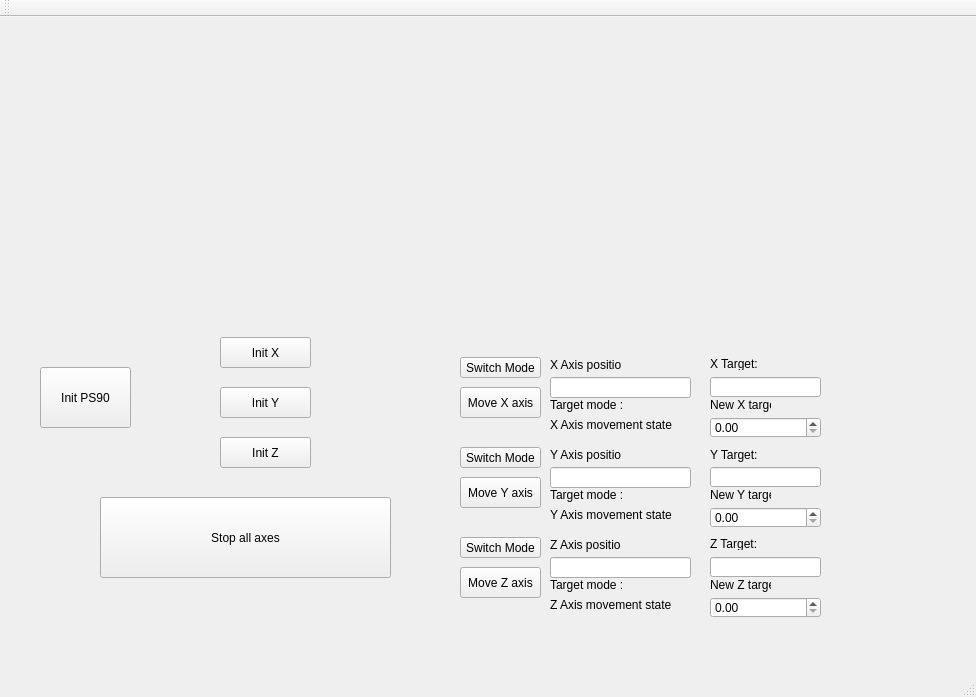
First picture: the form in owis_controller.ui, repository gitHleon/OWIS_controller_V0, before the edit.
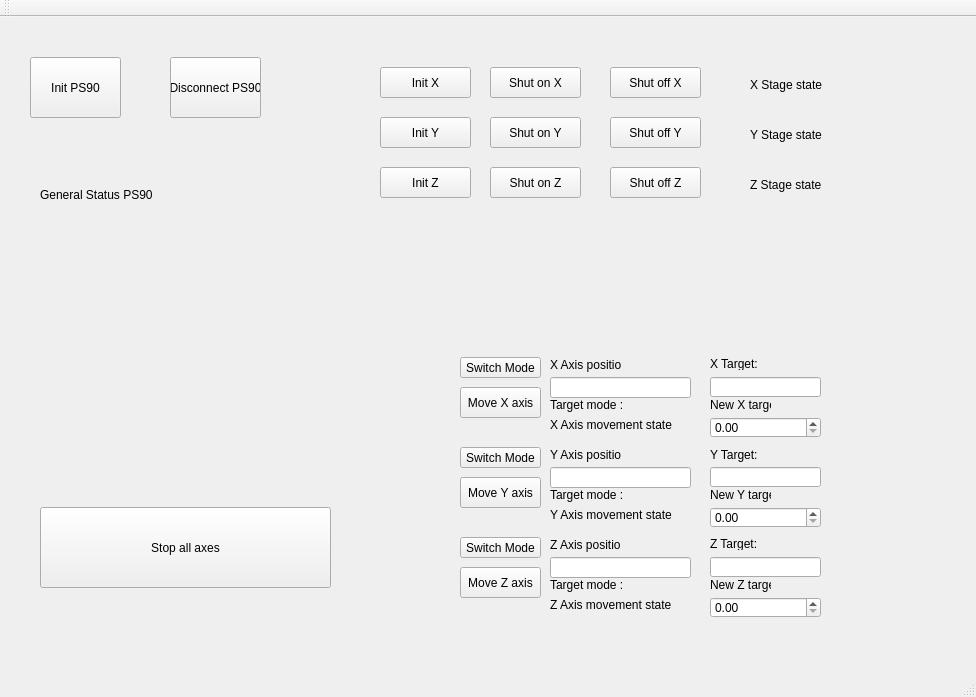
Second picture: the form after the edit.

The edit to the form file:
```diff
--- a/owis_controller.ui
+++ b/owis_controller.ui
@@ -43,8 +43,8 @@
    <widget class="QPushButton" name="InitPS90Button">
     <property name="geometry">
      <rect>
-      <x>40</x>
-      <y>350</y>
+      <x>30</x>
+      <y>40</y>
       <width>91</width>
       <height>61</height>
      </rect>
@@ -271,8 +271,8 @@
    <widget class="QPushButton" name="stopButton">
     <property name="geometry">
      <rect>
-      <x>100</x>
-      <y>480</y>
+      <x>40</x>
+      <y>490</y>
       <width>291</width>
       <height>81</height>
      </rect>
@@ -424,8 +424,8 @@
    <widget class="QPushButton" name="Init_X_stage">
     <property name="geometry">
      <rect>
-      <x>220</x>
-      <y>320</y>
+      <x>380</x>
+      <y>50</y>
       <width>91</width>
       <height>31</height>
      </rect>
@@ -437,8 +437,8 @@
    <widget class="QPushButton" name="Init_Y_stage">
     <property name="geometry">
      <rect>
-      <x>220</x>
-      <y>370</y>
+      <x>380</x>
+      <y>100</y>
       <width>91</width>
       <height>31</height>
      </rect>
@@ -450,8 +450,8 @@
    <widget class="QPushButton" name="Init_Z_stage">
     <property name="geometry">
      <rect>
-      <x>220</x>
-      <y>420</y>
+      <x>380</x>
+      <y>150</y>
       <width>91</width>
       <height>31</height>
      </rect>
@@ -460,6 +460,149 @@
      <string>Init Z</string>
     </property>
    </widget>
+   <widget class="QLabel" name="label_stage_state_X">
+    <property name="geometry">
+     <rect>
+      <x>750</x>
+      <y>60</y>
+      <width>161</width>
+      <height>16</height>
+     </rect>
+    </property>
+    <property name="text">
+     <string>X Stage state</string>
+    </property>
+   </widget>
+   <widget class="QLabel" name="label_stage_state_Y">
+    <property name="geometry">
+     <rect>
+      <x>750</x>
+      <y>110</y>
+      <width>161</width>
+      <height>16</height>
+     </rect>
+    </property>
+    <property name="text">
+     <string>Y Stage state</string>
+    </property>
+   </widget>
+   <widget class="QLabel" name="label_stage_state_Z">
+    <property name="geometry">
+     <rect>
+      <x>750</x>
+      <y>160</y>
+      <width>161</width>
+      <height>16</height>
+     </rect>
+    </property>
+    <property name="text">
+     <string>Z Stage state</string>
+    </property>
+   </widget>
+   <widget class="QPushButton" name="ShutOffStage_X">
+    <property name="geometry">
+     <rect>
+      <x>610</x>
+      <y>50</y>
+      <width>91</width>
+      <height>31</height>
+     </rect>
+    </property>
+    <property name="text">
+     <string>Shut off X</string>
+    </property>
+   </widget>
+   <widget class="QPushButton" name="ShutOffStage_Y">
+    <property name="geometry">
+     <rect>
+      <x>610</x>
+      <y>100</y>
+      <width>91</width>
+      <height>31</height>
+     </rect>
+    </property>
+    <property name="text">
+     <string>Shut off Y</string>
+    </property>
+   </widget>
+   <widget class="QPushButton" name="ShutOffStage_Z">
+    <property name="geometry">
+     <rect>
+      <x>610</x>
+      <y>150</y>
+      <width>91</width>
+      <height>31</height>
+     </rect>
+    </property>
+    <property name="text">
+     <string>Shut off Z</string>
+    </property>
+   </widget>
+   <widget class="QPushButton" name="DisconnectButton">
+    <property name="geometry">
+     <rect>
+      <x>170</x>
+      <y>40</y>
+      <width>91</width>
+      <height>61</height>
+     </rect>
+    </property>
+    <property name="text">
+     <string>Disconnect PS90</string>
+    </property>
+   </widget>
+   <widget class="QLabel" name="label_PS90_general_status">
+    <property name="geometry">
+     <rect>
+      <x>40</x>
+      <y>170</y>
+      <width>161</width>
+      <height>16</height>
+     </rect>
+    </property>
+    <property name="text">
+     <string>General Status PS90</string>
+    </property>
+   </widget>
+   <widget class="QPushButton" name="ShutOnStage_X">
+    <property name="geometry">
+     <rect>
+      <x>490</x>
+      <y>50</y>
+      <width>91</width>
+      <height>31</height>
+     </rect>
+    </property>
+    <property name="text">
+     <string>Shut on X</string>
+    </property>
+   </widget>
+   <widget class="QPushButton" name="ShutOnStage_Y">
+    <property name="geometry">
+     <rect>
+      <x>490</x>
+      <y>100</y>
+      <width>91</width>
+      <height>31</height>
+     </rect>
+    </property>
+    <property name="text">
+     <string>Shut on Y</string>
+    </property>
+   </widget>
+   <widget class="QPushButton" name="ShutOnStage_Z">
+    <property name="geometry">
+     <rect>
+      <x>490</x>
+      <y>150</y>
+      <width>91</width>
+      <height>31</height>
+     </rect>
+    </property>
+    <property name="text">
+     <string>Shut on Z</string>
+    </property>
+   </widget>
   </widget>
   <widget class="QMenuBar" name="menuBar">
    <property name="geometry">
```
Left out of the diff: 6 changed lines with no effect on the pictures.
